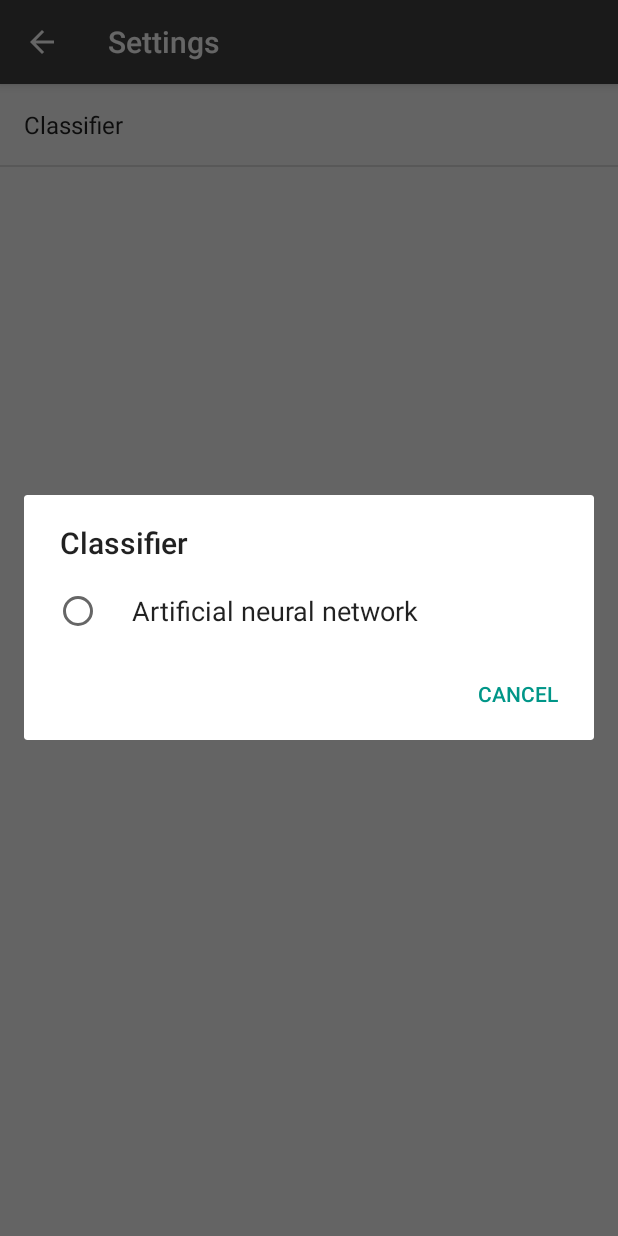
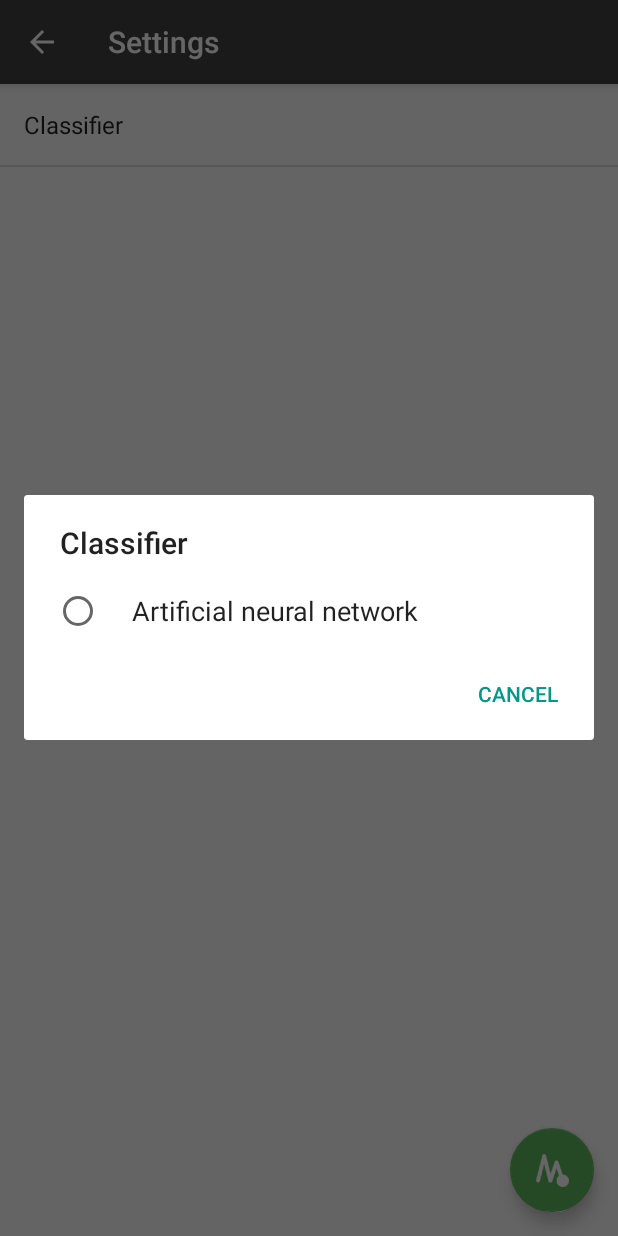
Before and after one commit to mlipa/move_client, an Android app: the SettingsActivity screen opened directly, with no data from a screen before it, after a tap on "Classifier", on a phone screen of 412 x 824 dp. Run offline under Robolectric (Android 15) with nearby library versions, the light colour scheme and no system bars; our stand-ins replace Volley.

Commit message:
Add floating action bar to settings activity

```diff
--- a/application/src/main/java/mlipa/move/client/SettingsActivity.java
+++ b/application/src/main/java/mlipa/move/client/SettingsActivity.java
@@ -1,9 +1,12 @@
 package mlipa.move.client;
 
 import android.content.Intent;
+import android.content.res.ColorStateList;
 import android.os.Bundle;
 import android.preference.PreferenceManager;
+import android.support.design.widget.FloatingActionButton;
 import android.support.v7.app.AppCompatActivity;
+import android.view.View;
 
 import com.android.volley.RequestQueue;
 import com.android.volley.toolbox.Volley;
@@ -14,6 +17,8 @@ public class SettingsActivity extends AppCompatActivity {
 
     private SettingsFragment settingsFragment;
     private Bundle args;
+
+    private FloatingActionButton fab;
 
     @Override
     protected void onCreate(Bundle savedInstanceState) {
@@ -35,5 +40,15 @@ public class SettingsActivity extends AppCompatActivity {
         settingsFragment.setArguments(args);
 
         getFragmentManager().beginTransaction().replace(R.id.layout, settingsFragment).commit();
+
+        fab = (FloatingActionButton) findViewById(R.id.fab);
+
+        fab.setBackgroundTintList(ColorStateList.valueOf(getColor(R.color.bootstrap_green)));
+        fab.setOnClickListener(new View.OnClickListener() {
+            @Override
+            public void onClick(View v) {
+                // TODO: RE-TRAIN ARTIFICIAL NEURAL NETWORK
+            }
+        });
     }
 }
--- a/application/src/main/res/layout/activity_settings.xml
+++ b/application/src/main/res/layout/activity_settings.xml
@@ -1,8 +1,17 @@
 <?xml version="1.0" encoding="utf-8"?>
-<LinearLayout xmlns:android="http://schemas.android.com/apk/res/android"
+<android.support.design.widget.CoordinatorLayout xmlns:android="http://schemas.android.com/apk/res/android"
     xmlns:tools="http://schemas.android.com/tools"
     android:id="@+id/layout"
     android:layout_width="match_parent"
     android:layout_height="match_parent"
-    android:orientation="vertical"
-    tools:context="mlipa.move.client.SettingsActivity" />
+    tools:context="mlipa.move.client.SettingsActivity">
+
+    <android.support.design.widget.FloatingActionButton
+        android:id="@+id/fab"
+        android:layout_width="wrap_content"
+        android:layout_height="wrap_content"
+        android:layout_gravity="bottom|end"
+        android:layout_marginBottom="@dimen/activity_vertical_margin"
+        android:layout_marginRight="@dimen/activity_horizontal_margin"
+        android:src="@drawable/fab_move" />
+</android.support.design.widget.CoordinatorLayout>
```
Also changed, not shown: application/src/main/res/drawable-hdpi/fab_move.png (added), application/src/main/res/drawable-mdpi/fab_move.png (added), application/src/main/res/drawable-xhdpi/fab_move.png (added), application/src/main/res/drawable-xxhdpi/fab_move.png (added), application/src/main/res/drawable-xxxhdpi/fab_move.png (added).
